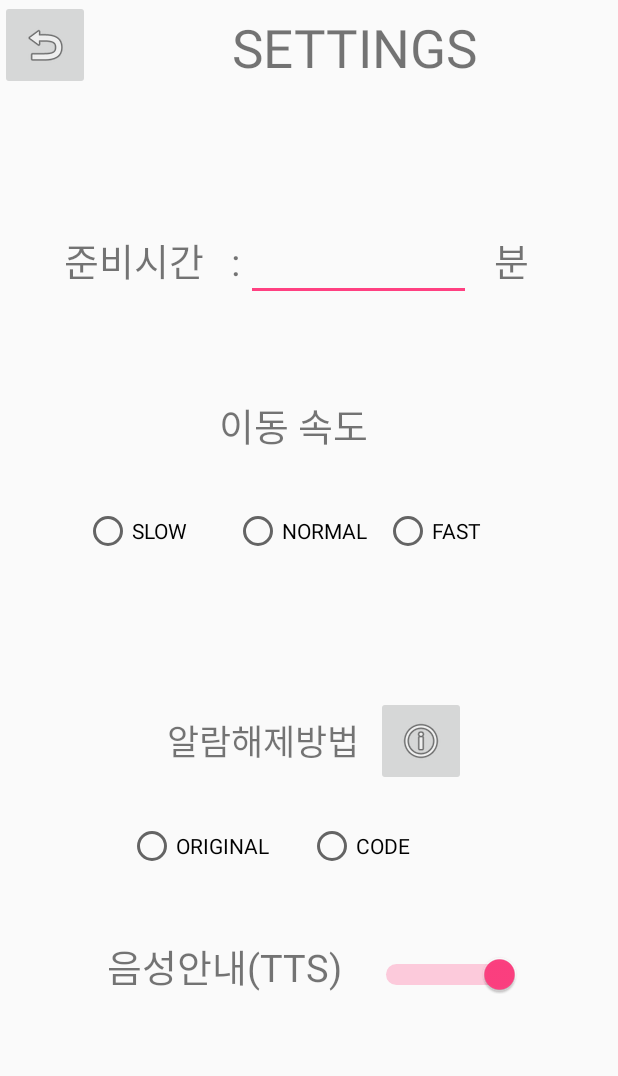
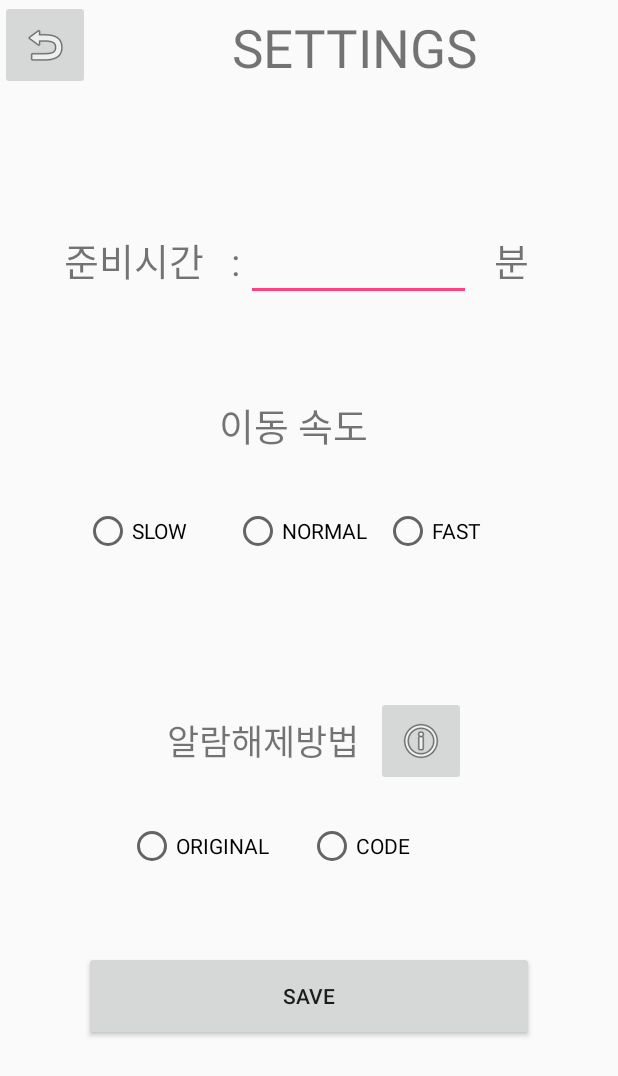
Before and after one commit to tjalsrb989/5wh, an Android app: the UserSetting screen opened directly, with no data from a screen before it, on a phone screen of 412 x 824 dp. Shown: the top 1076 px of the screen. Run offline under Robolectric (Android 15) with nearby library versions, the phone set to English and light mode, and no system bars.

Commit message:
Update activity_user_setting.xml

```diff
--- a/alarm_proto/src/main/res/layout/activity_user_setting.xml
+++ b/alarm_proto/src/main/res/layout/activity_user_setting.xml
@@ -161,26 +161,18 @@ zz
 
     <LinearLayout
         android:layout_width="match_parent"
-        android:layout_height="20dp"/>
+        android:layout_height="40dp"/>
     <LinearLayout
         android:layout_width="match_parent"
         android:layout_height="80dp"
         android:gravity="center_horizontal">
 
-        <TextView
-            android:id="@+id/tts_Text"
-            android:layout_width="170dp"
+        <Button
+            android:id="@+id/save_button"
+            android:layout_width="300dp"
             android:layout_height="60dp"
-            android:gravity="center|center_horizontal"
-            android:text="음성안내(TTS)"
-            android:textSize="25sp" />
+            android:text="SAVE"
+            />
 
-        <Switch
-            android:id="@+id/tts_switch"
-            android:layout_width="112dp"
-            android:layout_height="60dp"
-            android:checked="true"
-            android:switchMinWidth="100dp"
-            android:switchPadding="20dp" />
     </LinearLayout>
 </LinearLayout>
```
